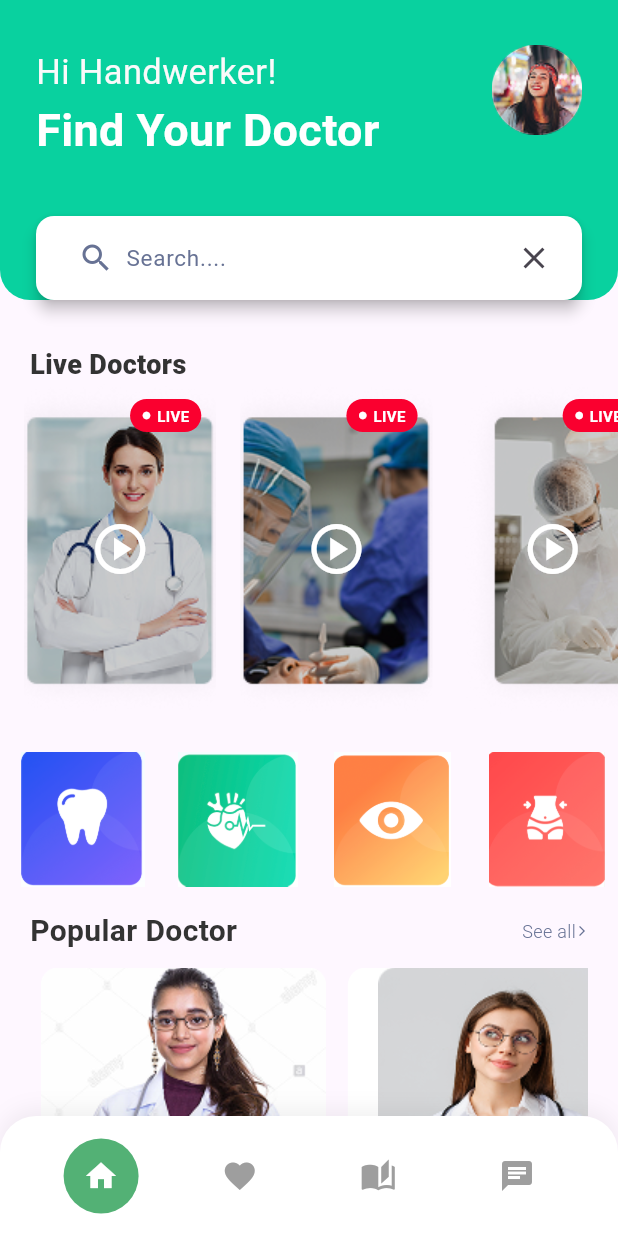
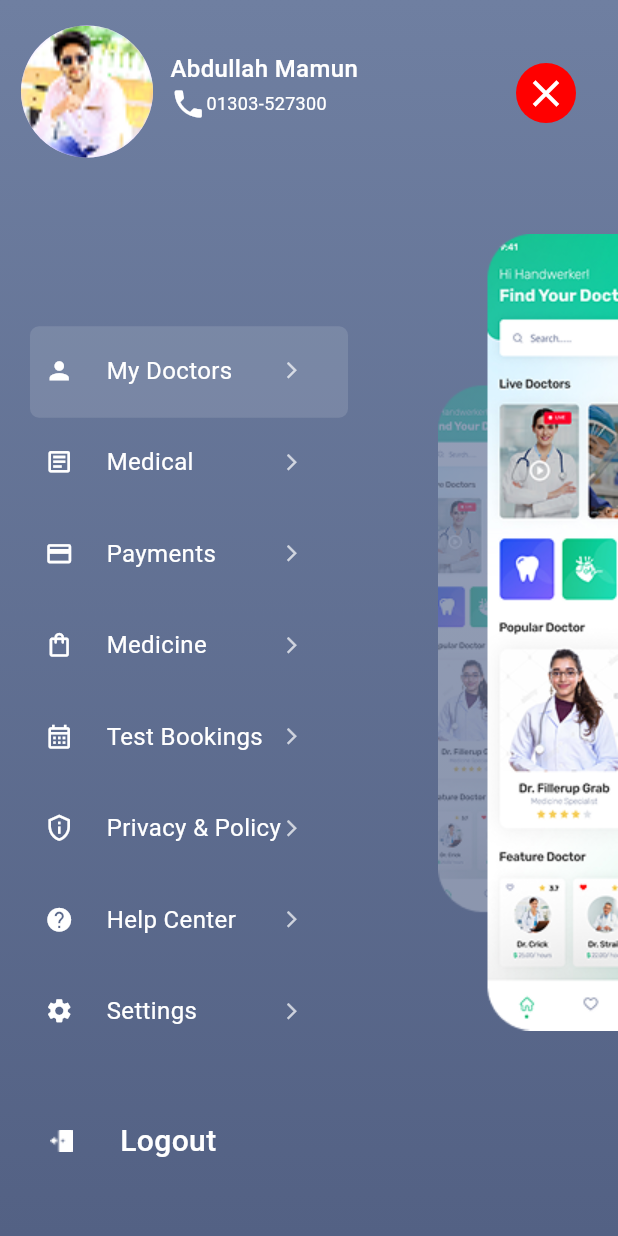
Before and after one commit to nouraalmufty-205/Doctor_app, a Flutter app: the screen it shows after launch, on a phone screen of 412 x 824 dp. Run offline on Flutter 3.47's test engine with Material 3 defaults, Android fonts, the phone set to English and light mode, and no system bars; drawn by our look-alikes of carousel_slider.

Commit message:
menu-screen

```diff
--- a/analysis_options.yaml
+++ b/analysis_options.yaml
@@ -7,6 +7,15 @@
 
 # The following line activates a set of recommended lints for Flutter apps,
 # packages, and plugins designed to encourage good coding practices.
+analyzer:
+  exclude:
+    - build/**
+    - android/**
+    - ios/**
+    - web/**
+    - windows/**
+    - macos/**
+    - linux/**
 include: package:flutter_lints/flutter.yaml
 
 linter:
--- a/lib/main.dart
+++ b/lib/main.dart
@@ -1,4 +1,4 @@
-import 'package:doctorapp/widgets/navbar.dart';
+import 'package:doctorapp/screens/menu_screen/menu_screen.dart';
 import 'package:flutter/material.dart';
 
 void main() {
@@ -13,7 +13,7 @@ class MyApp extends StatelessWidget {
   Widget build(BuildContext context) {
     return MaterialApp(
       debugShowCheckedModeBanner: false,
-      home: BottomNavBarScreen(),
+      home: MenuScreen(),
     );
   }
 }
--- /dev/null
+++ b/lib/model/menu_model.dart
@@ -0,0 +1,13 @@
+import 'package:flutter/material.dart';
+
+class MenuModel {
+  IconData icon;
+  String title;
+  bool selected;
+
+  MenuModel({
+    required this.icon,
+    required this.title,
+    this.selected = false,
+  });
+}
--- /dev/null
+++ b/lib/screens/menu_screen/menu_screen.dart
@@ -0,0 +1,88 @@
+import 'package:doctorapp/model/menu_model.dart';
+import 'package:doctorapp/screens/menu_screen/widget/menu_item.dart';
+import 'package:doctorapp/screens/menu_screen/widget/user_info.dart';
+import 'package:flutter/material.dart';
+
+class MenuScreen extends StatelessWidget {
+  const MenuScreen({super.key});
+
+  @override
+  Widget build(BuildContext context) {
+    return Scaffold(
+      backgroundColor: Colors.transparent,
+      body: Container(
+        width: double.infinity,
+        height: double.infinity,
+        decoration: BoxDecoration(
+          gradient: LinearGradient(
+            begin: Alignment.topCenter,
+            end: Alignment.bottomCenter,
+            colors: [Color(0xff6F7FA1), Color(0xff536184)],
+          ),
+        ),
+        child: SafeArea(
+          child: Column(
+            children: [
+              UserInfo(),
+              Expanded(
+                child: Row(
+                  children: [
+                    SingleChildScrollView(
+                      padding: const EdgeInsets.only(top: 72, left: 20),
+                      child: Column(
+                        children: products
+                            .map((product) => MenuTile(menuModel: product))
+                            .toList(),
+                      ),
+                    ),
+                    const Spacer(),
+                    Padding(
+                      padding: const EdgeInsets.only(top: 51),
+                      child: Column(
+                        children: [Image.asset("assets/menu_secand_image.png")],
+                      ),
+                    ),
+                  ],
+                ),
+              ),
+                Padding(
+                  padding: const EdgeInsets.only(left: 29, bottom: 49),
+                  child: Row(
+                    children: [
+                      ImageIcon(
+                        AssetImage("assets/icons/logout.png"),
+                        color: Colors.white, //
+                      ),
+
+                      Padding(
+                        padding: const EdgeInsets.only(left: 27),
+                        child: Text(
+                          "Logout",
+                          style: TextStyle(
+                            fontSize: 20,
+                            fontWeight: FontWeight(500),
+                            color: Colors.white,
+                          ),
+                        ),
+                      ),
+                    ],
+                  ),
+                ),
+              ],
+            ),
+          ),
+        ),
+    );
+  }
+}
+
+List<MenuModel> products = [
+  MenuModel(icon: Icons.person, title: 'My Doctors', selected: true),
+  MenuModel(icon: Icons.article_outlined, title: 'Medical Records'),
+  MenuModel(icon: Icons.payment, title: 'Payments'),
+  MenuModel(icon: Icons.shopping_bag_outlined, title: 'Medicine Orders'),
+  MenuModel(icon: Icons.calendar_month_outlined, title: 'Test Bookings'),
+  MenuModel(icon: Icons.privacy_tip_outlined, title: 'Privacy & Policy'),
+  MenuModel(icon: Icons.help, title: 'Help Center'),
+  MenuModel(icon: Icons.settings, title: 'Settings'),
+];
--- /dev/null
+++ b/lib/screens/menu_screen/widget/menu_item.dart
@@ -0,0 +1,56 @@
+import 'package:doctorapp/model/menu_model.dart';
+import 'package:flutter/material.dart';
+
+class MenuTile extends StatelessWidget {
+  final MenuModel menuModel;
+
+  const MenuTile({
+    super.key,
+    required this.menuModel,
+  });
+
+  @override
+  Widget build(BuildContext context) {
+    return Container(
+      width: 212,
+      height: 61,
+      padding: const EdgeInsets.only(
+        left: 10,
+        top: 18,
+        right: 31,
+        bottom: 20.01,
+      ),
+      decoration: BoxDecoration(
+        color: menuModel.selected
+            ? Colors.white12
+            : Colors.transparent,
+        borderRadius: BorderRadius.circular(6),
+      ),
+      child: Row(
+        children: [
+          Icon(
+            menuModel.icon,
+            color: Colors.white,
+            size: 19,
+          ),
+          const SizedBox(width: 22),
+          Expanded(
+            child: Text(
+              menuModel.title,
+              style: const TextStyle(
+                color: Colors.white,
+                fontSize: 16,
+                fontWeight: FontWeight.w400,
+              ),
+            ),
+          ),
+          const Icon(
+            Icons.arrow_forward_ios,
+            color: Colors.white70,
+            size: 13,
+          ),
+        ],
+      ),
+    );
+  }
+}
--- /dev/null
+++ b/lib/screens/menu_screen/widget/user_info.dart
@@ -0,0 +1,75 @@
+import 'package:flutter/material.dart';
+
+class UserInfo extends StatelessWidget {
+  const UserInfo({super.key});
+
+  @override
+  Widget build(BuildContext context) {
+    return Padding(
+      padding: const EdgeInsets.only(top: 17, left: 14),
+      child: Row(
+        mainAxisAlignment: MainAxisAlignment.spaceBetween,
+        crossAxisAlignment: CrossAxisAlignment.start,
+        children: [
+          CircleAvatar(
+            radius: 44,
+            backgroundImage: AssetImage("assets/user-menu.png"),
+          ),
+
+          Expanded(
+            child: Padding(
+              padding: const EdgeInsets.only(top: 17 ,left: 11.48),
+              child: Column(
+                crossAxisAlignment: CrossAxisAlignment.start,
+                children: [
+                  Text(
+                    "Abdullah Mamun",
+                    style: TextStyle(
+                      fontSize: 16,
+                      fontWeight: FontWeight.w500,
+                      color: Color(0xffFFFFFF),
+                    ),
+                  ),
+                  SizedBox(width: 1.9),
+                  Row(
+                    children: [
+                      Icon(Icons.phone, color: Color(0xffFFFFFF)),
+                      Text(
+                        "01303-527300",
+                        style: TextStyle(
+                          color: Color(0xffFFFFFF),
+                          fontSize: 12,
+                          fontWeight: FontWeight.w400,
+                        ),
+                      ),
+                    ],
+                  ),
+                ],
+              ),
+            ),
+          ),
+
+           Padding(
+            padding: const EdgeInsets.only(top: 17,right: 20),
+            child: IconButton(
+              onPressed: () => Navigator.of(context).pop(),
+              icon: Container(
+                width: 40,
+                height: 40,
+                decoration: const BoxDecoration(
+                  color: Color(0xffFF0000),
+                  shape: BoxShape.circle,
+                ),
+                child: const Icon(
+                  Icons.close,
+                  color: Colors.white,
+                  size: 30,
+                ),
+              ),
+            ),
+          ),
+        ],
+      ),
+    );
+  }
+}
--- a/pubspec.yaml
+++ b/pubspec.yaml
@@ -61,6 +61,8 @@ flutter:
   # To add assets to your application, add an assets section, like this:
   assets:
     - assets/
+    - assets/icons/
+
 
   # An image asset can refer to one or more resolution-specific "variants", see
   # https://flutter.dev/to/resolution-aware-images
```
Also changed, not shown: assets/icons/logout.png (added), assets/menu_secand_image.png (added), assets/user-menu.png (added), pubspec.lock, 2 other files.
